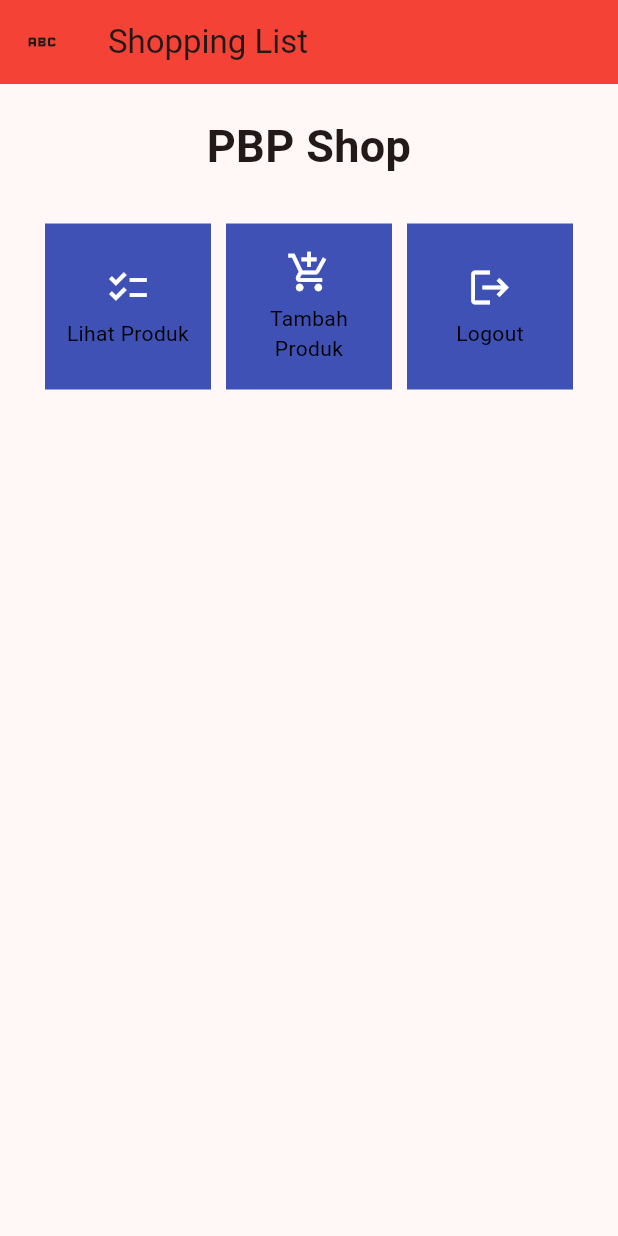
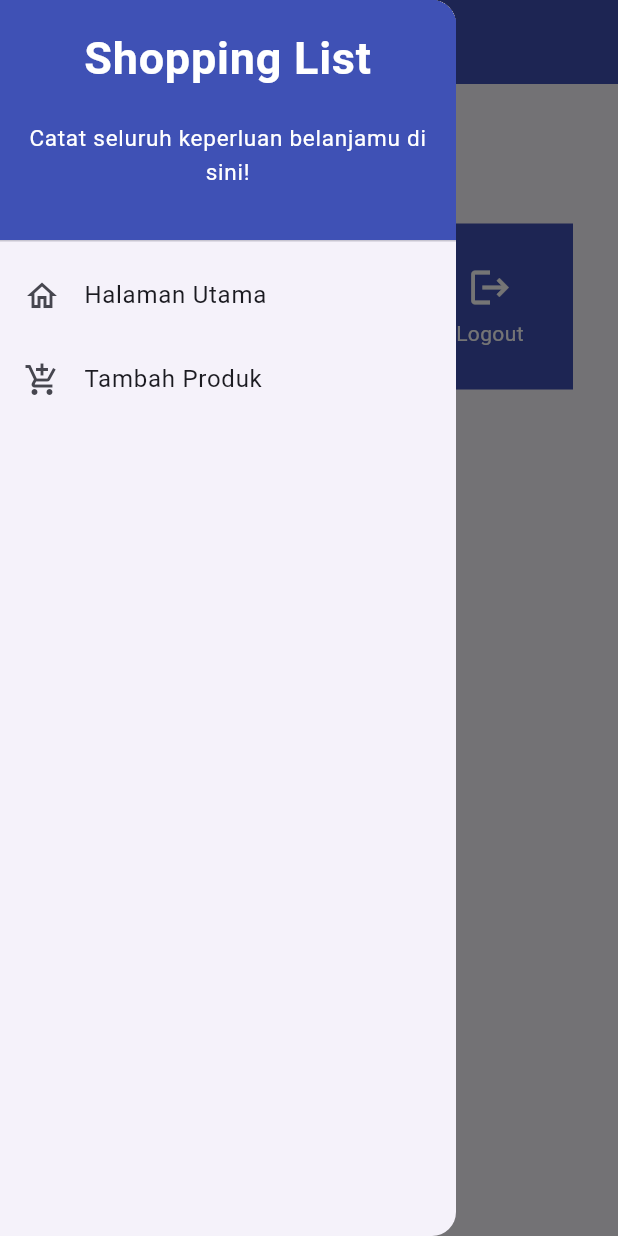
Before and after one commit to Scarletra/shopping-list-mobile, a Flutter app: the screen it shows after launch, with the side drawer open (before the commit the screen has no drawer), on a phone screen of 412 x 824 dp. Run offline on Flutter 3.47's test engine with Material 2 defaults, Android fonts, the phone set to English and light mode, and no system bars.

Commit message:
tutorial 7 finished

```diff
--- a/lib/main.dart
+++ b/lib/main.dart
@@ -1,5 +1,5 @@
 import 'package:flutter/material.dart';
-import 'package:shopping_list/menu.dart';
+import 'package:shopping_list/screens/menu.dart';
 
 void main() {
   runApp(const MyApp());
@@ -29,7 +29,7 @@ class MyApp extends StatelessWidget {
         //
         // This works for code too, not just values: Most code changes can be
         // tested with just a hot reload.
-        colorScheme: ColorScheme.fromSeed(seedColor: Colors.red),
+        colorScheme: ColorScheme.fromSeed(seedColor: Colors.indigo),
         useMaterial3: true,
       ),
       home: MyHomePage(),
--- a/lib/menu.dart
+++ b/lib/screens/menu.dart
@@ -1,4 +1,6 @@
 import 'package:flutter/material.dart';
+import 'package:shopping_list/widgets/left_drawer.dart';
+import 'package:shopping_list/widgets/shoplist_card.dart';
 
 class MyHomePage extends StatelessWidget {
     MyHomePage({Key? key}) : super(key: key);
@@ -6,18 +8,22 @@ class MyHomePage extends StatelessWidget {
     ShopItem("Lihat Produk", Icons.checklist),
     ShopItem("Tambah Produk", Icons.add_shopping_cart),
     ShopItem("Logout", Icons.logout),
-];
+    ];
+
 
     @override
     Widget build(BuildContext context) {
-        return Scaffold(
+      return Scaffold(
       appBar: AppBar(
-        leading: Icon(Icons.abc_outlined),
         title: const Text(
           'Shopping List',
-        ),
-        backgroundColor: Colors.red,
+          style: TextStyle(
+            color: Colors.white, // Set the text color to white
+            ),
+          ),
+        backgroundColor: Colors.indigo,
       ),
+      drawer: const LeftDrawer(),
       body: SingleChildScrollView(
         // Widget wrapper yang dapat discroll
         child: Padding(
@@ -58,55 +64,3 @@ class MyHomePage extends StatelessWidget {
     );
     }
 }
-
-class ShopItem {
-  final String name;
-  final IconData icon;
-
-  ShopItem(this.name, this.icon);
-}
-
-class ShopCard extends StatelessWidget {
-  final ShopItem item;
-
-  const ShopCard(this.item, {super.key}); // Constructor
-
-  @override
-  Widget build(BuildContext context) {
-    return Material(
-      color: Colors.indigo,
-      child: InkWell(
-        // Area responsive terhadap sentuhan
-        onTap: () {
-          // Memunculkan SnackBar ketika diklik
-          ScaffoldMessenger.of(context)
-            ..hideCurrentSnackBar()
-            ..showSnackBar(SnackBar(
-                content: Text("Kamu telah menekan tombol ${item.name}!")));
-        },
-        child: Container(
-          // Container untuk menyimpan Icon dan Text
-          padding: const EdgeInsets.all(8),
-          child: Center(
-            child: Column(
-              mainAxisAlignment: MainAxisAlignment.center,
-              children: [
-                Icon(
-                  item.icon,
-                  color: Colors.white,
-                  size: 30.0,
-                ),
-                const Padding(padding: EdgeInsets.all(3)),
-                Text(
-                  item.name,
-                  textAlign: TextAlign.center,
-                  style: const TextStyle(color: Colors.black),
-                ),
-              ],
-            ),
-          ),
-        ),
-      ),
-    );
-  }
-}
--- /dev/null
+++ b/lib/widgets/left_drawer.dart
@@ -0,0 +1,65 @@
+import 'package:flutter/material.dart';
+import 'package:shopping_list/screens/menu.dart';
+import 'package:shopping_list/screens/shoplist_form.dart';
+
+class LeftDrawer extends StatelessWidget {
+  const LeftDrawer({super.key});
+
+  @override
+  Widget build(BuildContext context) {
+    return Drawer(
+      child: ListView(
+        children: [
+          const DrawerHeader(
+            decoration: BoxDecoration(
+              color: Colors.indigo,
+            ),
+            child: Column(
+              children: [
+                Text(
+                  'Shopping List',
+                  textAlign: TextAlign.center,
+                  style: TextStyle(
+                    fontSize: 30,
+                    fontWeight: FontWeight.bold,
+                    color: Colors.white,
+                  ),
+                ),
+                Padding(padding: EdgeInsets.all(10)),
+                Text("Catat seluruh keperluan belanjamu di sini!",
+                  textAlign: TextAlign.center,
+                  style: TextStyle(
+                    fontSize: 15,
+                    fontWeight: FontWeight.normal,
+                    color: Colors.white, // Set the text color to white
+                  ),
+                ),
+              ],
+            ),
+          ),
+            ListTile(
+              leading: const Icon(Icons.home_outlined),
+              title: const Text('Halaman Utama'),
+              // Bagian redirection ke MyHomePage
+              onTap: () {
+                Navigator.pushReplacement(
+                    context,
+                    MaterialPageRoute(
+                      builder: (context) => MyHomePage(),
+                    ));
+              },
+            ),
+            ListTile(
+              leading: const Icon(Icons.add_shopping_cart),
+              title: const Text('Tambah Produk'),
+              // Bagian redirection ke ShopFormPage
+              onTap: () {
+                Navigator.push(context,
+                  MaterialPageRoute(builder: (context) => const ShopFormPage()));
+              },
+            ),
+        ],
+      ),
+    );
+  }
+}
--- /dev/null
+++ b/lib/widgets/shoplist_card.dart
@@ -0,0 +1,58 @@
+import 'package:flutter/material.dart';
+import 'package:shopping_list/screens/shoplist_form.dart';
+
+class ShopItem {
+  final String name;
+  final IconData icon;
+
+  ShopItem(this.name, this.icon);
+}
+
+class ShopCard extends StatelessWidget {
+  final ShopItem item;
+
+  const ShopCard(this.item, {super.key}); // Constructor
+
+  @override
+  Widget build(BuildContext context) {
+    return Material(
+      color: Colors.indigo,
+      child: InkWell(
+        // Area responsive terhadap sentuhan
+        onTap: () {
+          // Memunculkan SnackBar ketika diklik
+          ScaffoldMessenger.of(context)
+            ..hideCurrentSnackBar()
+            ..showSnackBar(SnackBar(
+                content: Text("Kamu telah menekan tombol ${item.name}!")));
+          if (item.name == "Tambah Produk") {
+            Navigator.push(context,
+              MaterialPageRoute(builder: (context) => const ShopFormPage()));
+          }
+        },
+        child: Container(
+          // Container untuk menyimpan Icon dan Text
+          padding: const EdgeInsets.all(8),
+          child: Center(
+            child: Column(
+              mainAxisAlignment: MainAxisAlignment.center,
+              children: [
+                Icon(
+                  item.icon,
+                  color: Colors.white,
+                  size: 30.0,
+                ),
+                const Padding(padding: EdgeInsets.all(3)),
+                Text(
+                  item.name,
+                  textAlign: TextAlign.center,
+                  style: const TextStyle(color: Colors.white),
+                ),
+              ],
+            ),
+          ),
+        ),
+      ),
+    );
+  }
+}
```
Also changed, not shown: lib/screens/shoplist_form.dart (added, +161 -0 lines).
